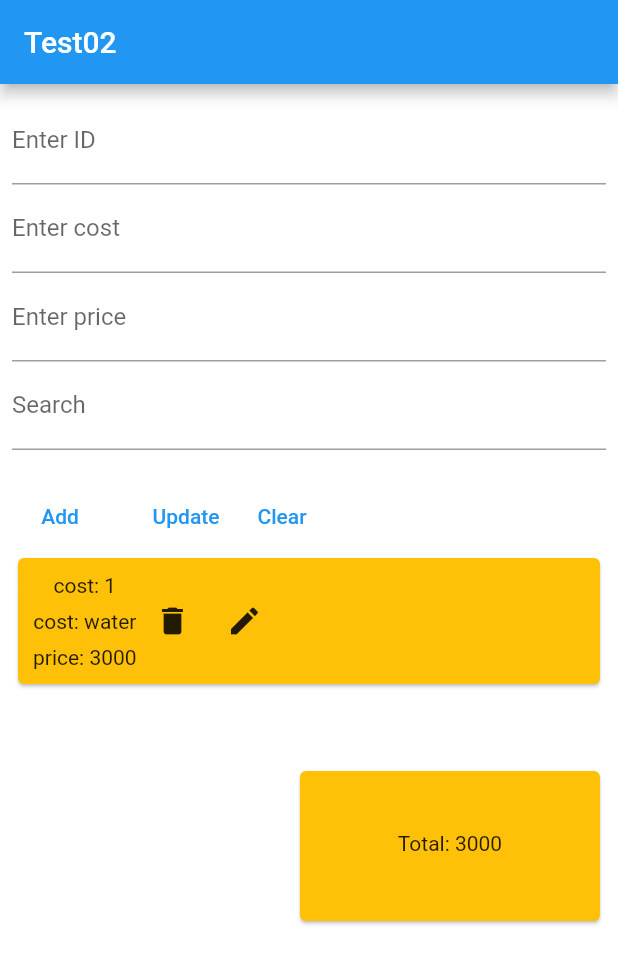
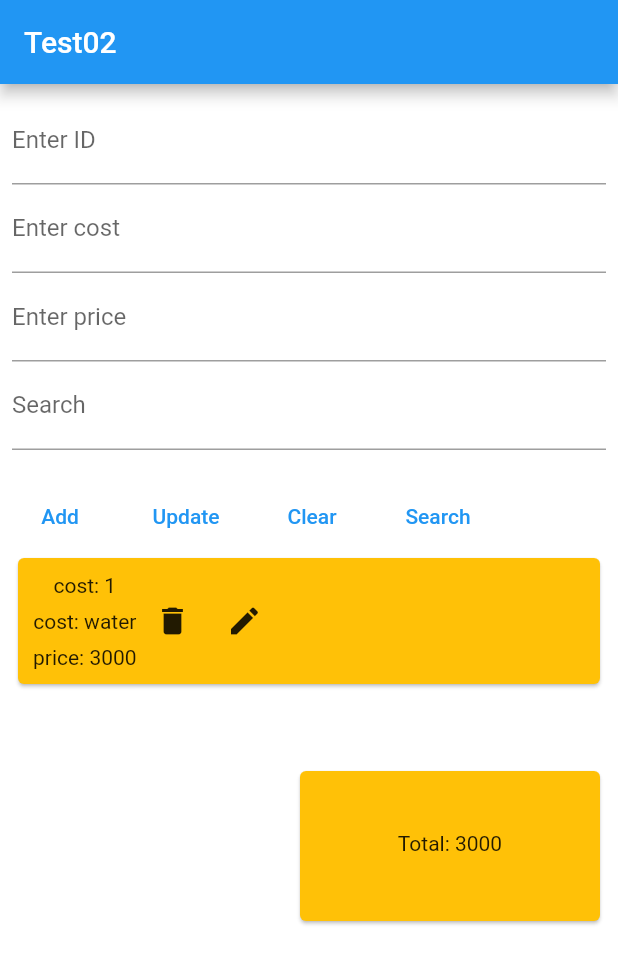
Before and after one commit to pbig002/testReadyToWork2, a Flutter app: the screen it shows after launch, on a phone screen of 412 x 824 dp. Shown: the top 964 px of the screen. Run offline on Flutter 3.47's test engine with Material 2 defaults, Android fonts, the phone set to English and light mode, and no system bars.

Commit message:
commit search function still not yet

```diff
--- a/lib/main.dart
+++ b/lib/main.dart
@@ -33,13 +33,6 @@ class _MyAppState extends State<MyApp> {
       price: 3000,
     ),
   ];
-  List<ExpenseModel> foundUsers = [];
-  @override
-  initState() {
-    // at the beginning, all users are shown
-    foundUsers = data;
-    super.initState();
-  }
 
   void updateData() {
     int id = int.parse(idController.text);
@@ -67,7 +60,22 @@ class _MyAppState extends State<MyApp> {
     }
   }
 
-  void filterSearch(String enteredKeyword) {}
+  List<ExpenseModel> search(String value) {
+    List<ExpenseModel> result = data
+        .where(
+          (item) => item.cost.toLowerCase().contains(
+                value.toLowerCase(),
+              ),
+        )
+        .toList();
+    return result;
+    //must loop in another class
+    // List<ExpenseModel> qwert = search("w");
+    // for (int i = 0; i < data.length; i++) {
+    //   print("i=${i}");
+    //   print("id=${data[i].cost}");
+    // }
+  }
 
   void clearData() {
     idController.clear();
@@ -107,13 +115,6 @@ class _MyAppState extends State<MyApp> {
     return result;
   }
 
-//show function
-  // void showCost() {
-  //   var valueCost = costController.text;
-  //   var valuePrice = priceController.text;
-  // }
-
-  // This widget is the root of your application.
   @override
   Widget build(BuildContext context) {
     return MaterialApp(
@@ -142,7 +143,8 @@ class _MyAppState extends State<MyApp> {
                 ),
                 TextField(
                   decoration: InputDecoration(labelText: "Search"),
-                  onChanged: (value) => null,
+                  controller: SearchController,
+                  onChanged: (value) => search,
                 ),
                 SizedBox(
                   height: 20,
@@ -167,11 +169,24 @@ class _MyAppState extends State<MyApp> {
                       child: Text("Update"),
                       style: ButtonStyle(backgroundColor: null),
                     ),
+                    SizedBox(
+                      width: 20,
+                    ),
                     TextButton(
                       onPressed: () {
                         clearData();
                       },
                       child: Text("Clear"),
+                      style: ButtonStyle(backgroundColor: null),
+                    ),
+                    SizedBox(
+                      width: 20,
+                    ),
+                    TextButton(
+                      onPressed: () {
+                        search(SearchController.text);
+                      },
+                      child: Text("Search"),
                       style: ButtonStyle(backgroundColor: null),
                     ),
                   ],
```
